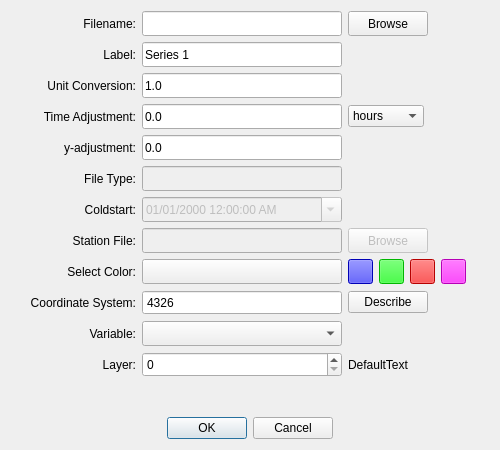
Above: MetOceanViewer/ui/addtimeseriesdialog.ui from zcobell/MetOceanViewer before the change. Below: the same form after it.
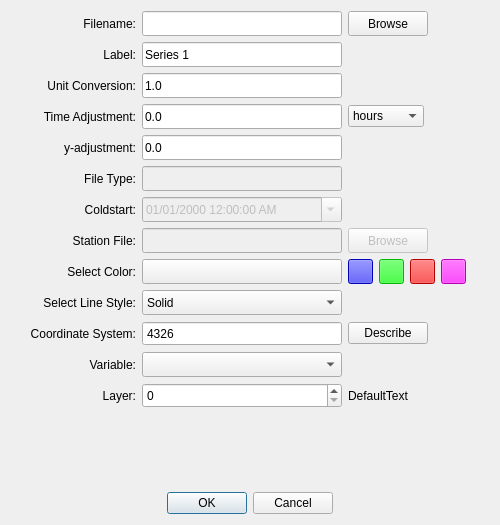
That is the form after the change. Icons and pictures are not drawn.

Commit message: Adding option to use diffent line styles for user timeseries

Patch:
```diff
--- a/MetOceanViewer/ui/addtimeseriesdialog.ui
+++ b/MetOceanViewer/ui/addtimeseriesdialog.ui
@@ -31,7 +31,7 @@
     <x>0</x>
     <y>0</y>
     <width>500</width>
-    <height>450</height>
+    <height>525</height>
    </rect>
   </property>
   <property name="sizePolicy">
@@ -43,13 +43,13 @@
   <property name="minimumSize">
    <size>
     <width>500</width>
-    <height>450</height>
+    <height>525</height>
    </size>
   </property>
   <property name="maximumSize">
    <size>
     <width>500</width>
-    <height>450</height>
+    <height>525</height>
    </size>
   </property>
   <property name="windowTitle">
@@ -783,6 +783,81 @@
      </item>
     </layout>
    </item>
+   <item>
+    <layout class="QHBoxLayout" name="horizontalLayout_13">
+     <item>
+      <widget class="QLabel" name="label_linestyle">
+       <property name="minimumSize">
+        <size>
+         <width>125</width>
+         <height>25</height>
+        </size>
+       </property>
+       <property name="maximumSize">
+        <size>
+         <width>125</width>
+         <height>25</height>
+        </size>
+       </property>
+       <property name="text">
+        <string>Select Line Style:</string>
+       </property>
+       <property name="alignment">
+        <set>Qt::AlignRight|Qt::AlignTrailing|Qt::AlignVCenter</set>
+       </property>
+      </widget>
+     </item>
+     <item>
+      <widget class="QComboBox" name="combo_linestyle">
+       <property name="minimumSize">
+        <size>
+         <width>200</width>
+         <height>25</height>
+        </size>
+       </property>
+       <property name="maximumSize">
+        <size>
+         <width>200</width>
+         <height>25</height>
+        </size>
+       </property>
+       <item>
+        <property name="text">
+         <string>Solid</string>
+        </property>
+       </item>
+       <item>
+        <property name="text">
+         <string>Dash</string>
+        </property>
+       </item>
+       <item>
+        <property name="text">
+         <string>Dash Dot</string>
+        </property>
+       </item>
+       <item>
+        <property name="text">
+         <string>Dash Dot Dot</string>
+        </property>
+       </item>
+      </widget>
+     </item>
+     <item>
+      <spacer name="horizontalSpacer_13">
+       <property name="orientation">
+        <enum>Qt::Horizontal</enum>
+       </property>
+       <property name="sizeHint" stdset="0">
+        <size>
+         <width>40</width>
+         <height>20</height>
+        </size>
+       </property>
+      </spacer>
+     </item>
+    </layout>
+   </item>
    <item>
     <layout class="QHBoxLayout" name="horizontalLayout_10">
      <item>
```
The commit also changes 6 other files.
